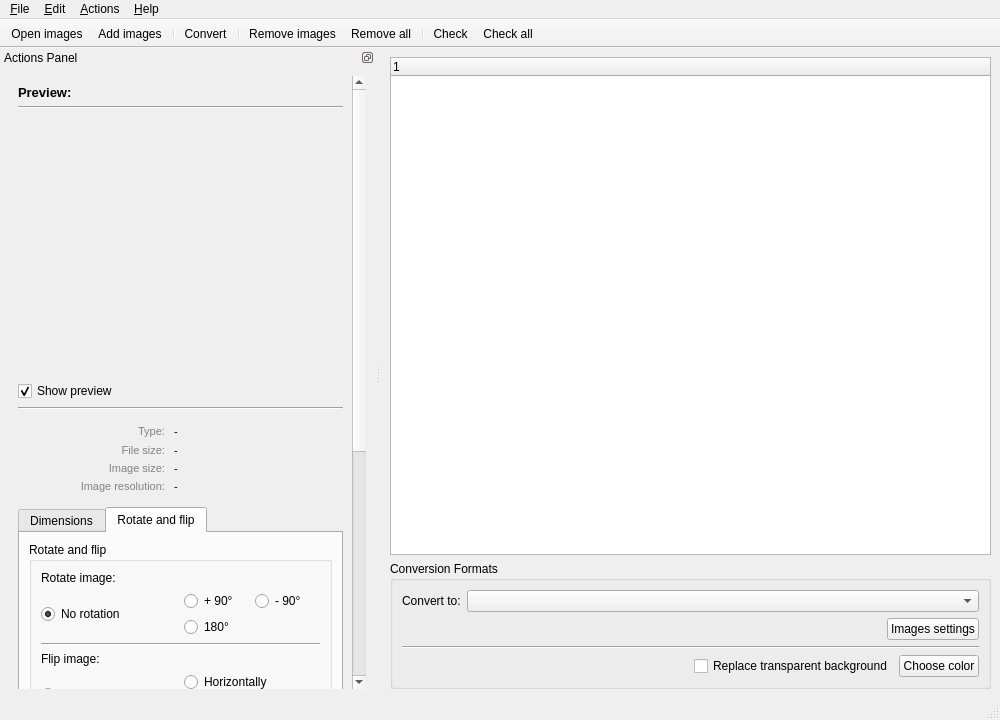
Before: the Qt Designer form ui/mainwindow.ui in Faster3ck/Converseen, drawn with Qt 5.
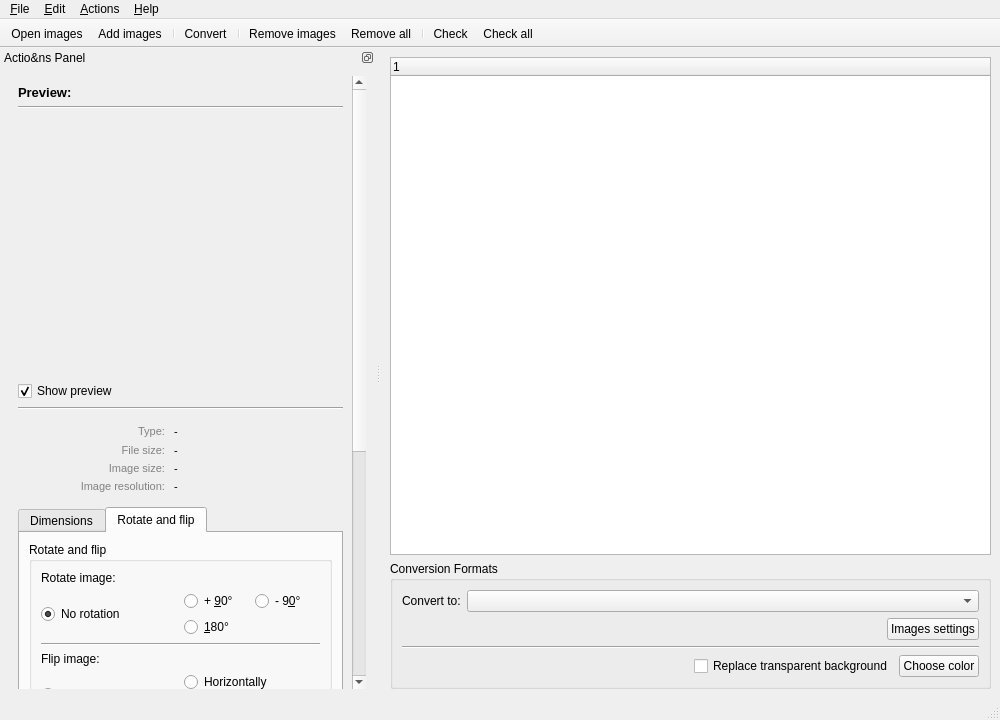
After: the same form once the commit is applied. The open tabs and pages were chosen to show the change. Icons and pictures are not drawn. Custom widgets are drawn as their Qt base class.

Diff of the .ui file:
```diff
--- a/ui/mainwindow.ui
+++ b/ui/mainwindow.ui
@@ -205,7 +205,7 @@
     <set>QDockWidget::DockWidgetFloatable|QDockWidget::DockWidgetMovable</set>
    </property>
    <property name="windowTitle">
-    <string>Actions Panel</string>
+    <string>Actio&amp;ns Panel</string>
    </property>
    <attribute name="dockWidgetArea">
     <number>1</number>
@@ -237,8 +237,8 @@
          <rect>
           <x>0</x>
           <y>0</y>
-          <width>340</width>
-          <height>953</height>
+          <width>339</width>
+          <height>1097</height>
          </rect>
         </property>
         <layout class="QVBoxLayout" name="verticalLayout_12">
@@ -799,7 +799,7 @@
                       <item>
                        <widget class="QRadioButton" name="radioRotPos90">
                         <property name="text">
-                         <string>+ 90°</string>
+                         <string>+ &amp;90°</string>
                         </property>
                         <property name="icon">
                          <iconset resource="../resources.qrc">
@@ -813,7 +813,7 @@
                       <item>
                        <widget class="QRadioButton" name="radioRotNeg90">
                         <property name="text">
-                         <string>- 90°</string>
+                         <string>- 9&amp;0°</string>
                         </property>
                         <property name="icon">
                          <iconset resource="../resources.qrc">
@@ -829,7 +829,7 @@
                     <item>
                      <widget class="QRadioButton" name="radioRot180">
                       <property name="text">
-                       <string>180°</string>
+                       <string>&amp;180°</string>
                       </property>
                       <property name="icon">
                        <iconset resource="../resources.qrc">
```
Left out of the diff: 15 changed lines with no effect on the pictures.
